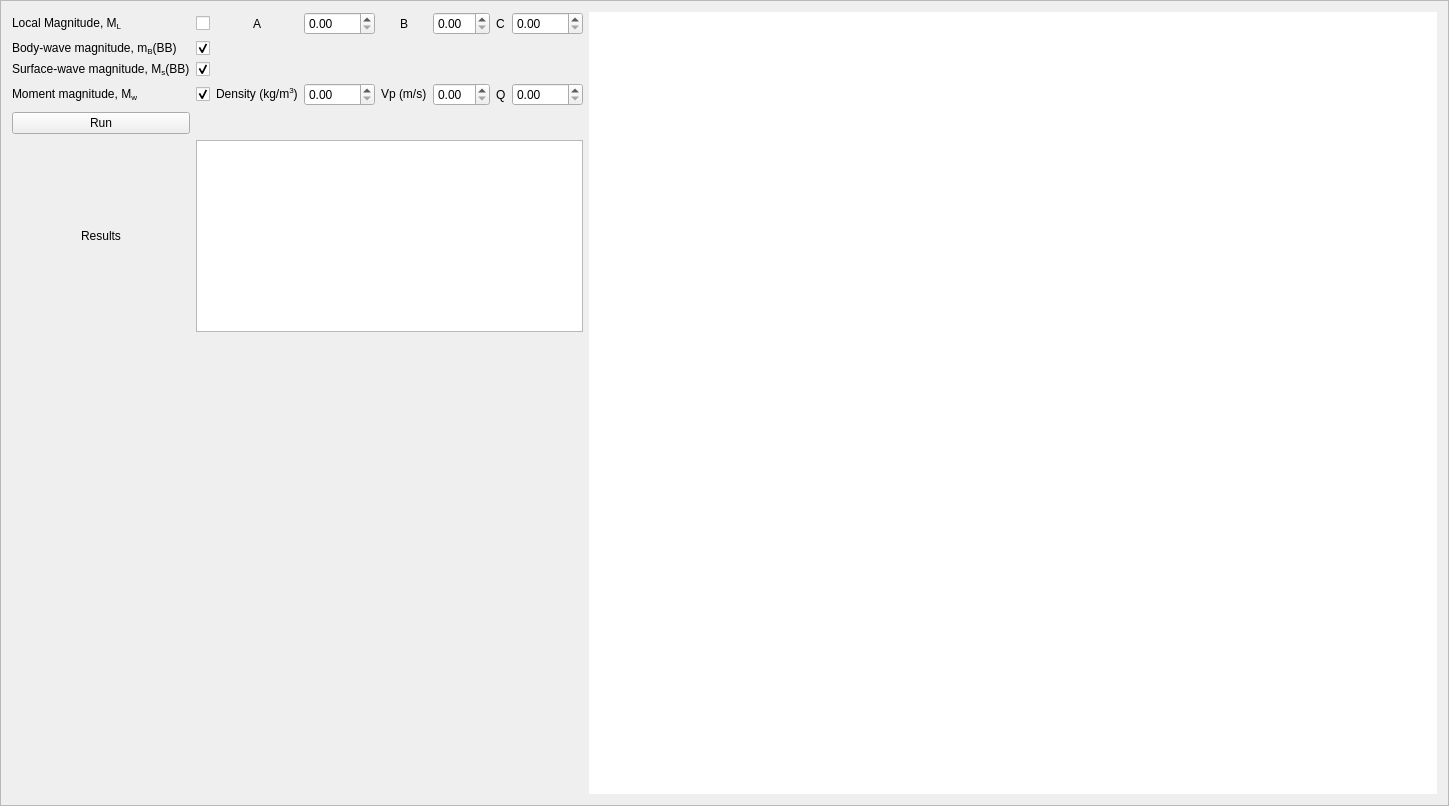
First picture: the form in isp/resources/designer_uis/MagnitudeFrame.ui, repository ProjectISP/ISP, before the edit.
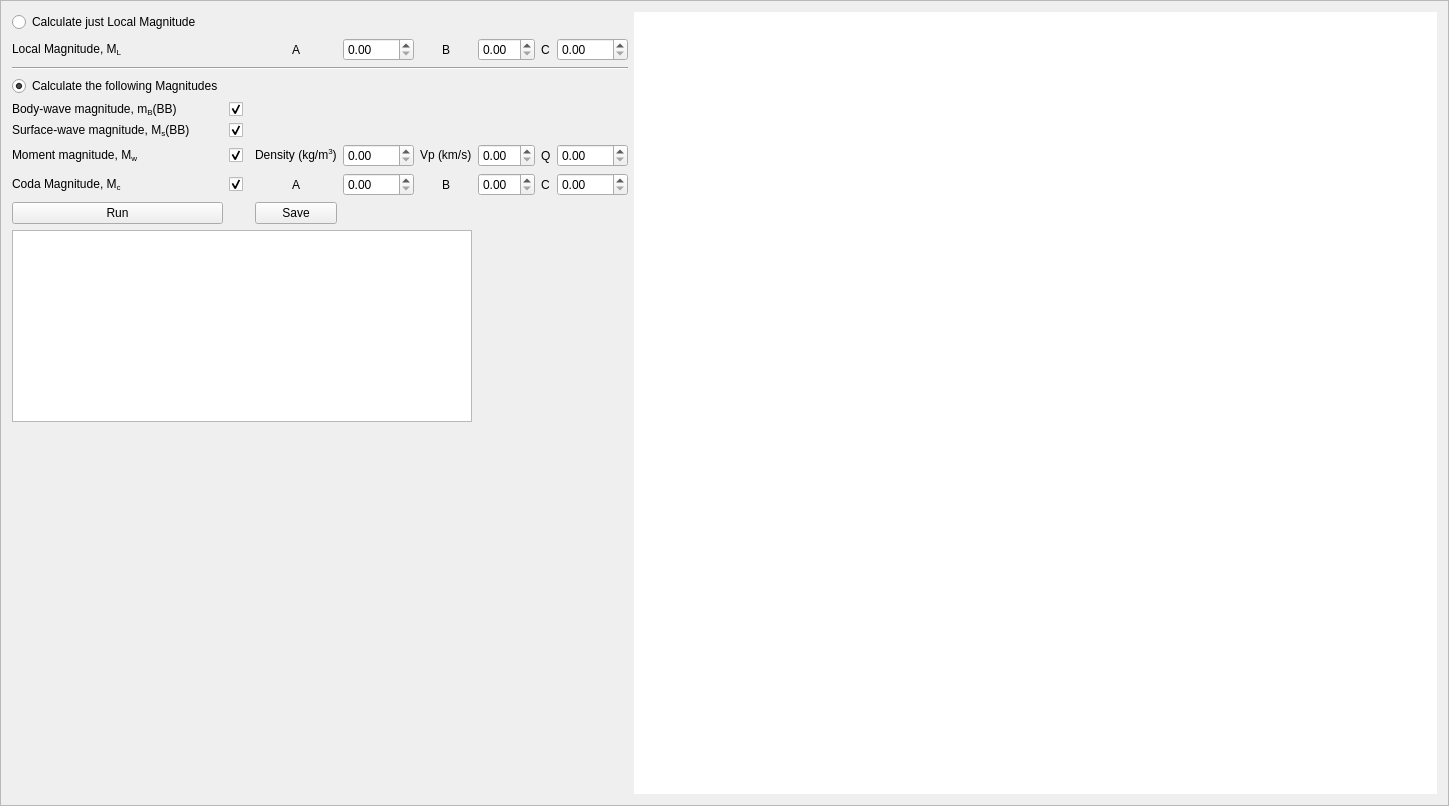
Second picture: the form after the edit.

```diff
--- a/isp/resources/designer_uis/MagnitudeFrame.ui
+++ b/isp/resources/designer_uis/MagnitudeFrame.ui
@@ -22,133 +22,110 @@
   <layout class="QHBoxLayout" name="horizontalLayout" stretch="0,2">
    <item>
     <layout class="QGridLayout" name="gridLayout_2">
-     <item row="4" column="0">
-      <widget class="QPushButton" name="runBtn">
-       <property name="text">
-        <string>Run</string>
-       </property>
-      </widget>
-     </item>
-     <item row="0" column="0">
-      <widget class="QLabel" name="label">
-       <property name="text">
-        <string>&lt;html&gt;&lt;head/&gt;&lt;body&gt;&lt;p&gt;Local Magnitude, M&lt;span style=&quot; vertical-align:sub;&quot;&gt;L&lt;/span&gt;&lt;/p&gt;&lt;/body&gt;&lt;/html&gt;</string>
-       </property>
-      </widget>
-     </item>
-     <item row="0" column="4" alignment="Qt::AlignHCenter">
-      <widget class="QLabel" name="label_4">
-       <property name="sizePolicy">
-        <sizepolicy hsizetype="Fixed" vsizetype="Preferred">
-         <horstretch>0</horstretch>
-         <verstretch>0</verstretch>
-        </sizepolicy>
-       </property>
+     <item row="7" column="5" alignment="Qt::AlignHCenter">
+      <widget class="QLabel" name="label_14">
        <property name="text">
         <string>B</string>
        </property>
       </widget>
      </item>
-     <item row="0" column="5">
-      <widget class="QDoubleSpinBox" name="doubleSpinBox_2"/>
-     </item>
-     <item row="2" column="1">
-      <widget class="QCheckBox" name="checkBox_3">
-       <property name="sizePolicy">
-        <sizepolicy hsizetype="Fixed" vsizetype="Fixed">
-         <horstretch>0</horstretch>
-         <verstretch>0</verstretch>
-        </sizepolicy>
+     <item row="7" column="7" alignment="Qt::AlignHCenter">
+      <widget class="QLabel" name="label_15">
+       <property name="text">
+        <string>C</string>
        </property>
+      </widget>
+     </item>
+     <item row="7" column="6">
+      <widget class="QDoubleSpinBox" name="coefMcBDB"/>
+     </item>
+     <item row="7" column="4">
+      <widget class="QDoubleSpinBox" name="coefMcADB"/>
+     </item>
+     <item row="7" column="3" alignment="Qt::AlignHCenter">
+      <widget class="QLabel" name="label_13">
        <property name="text">
-        <string/>
+        <string>A</string>
        </property>
-       <property name="checked">
-        <bool>true</bool>
+      </widget>
+     </item>
+     <item row="2" column="0" colspan="9">
+      <widget class="Line" name="line">
+       <property name="orientation">
+        <enum>Qt::Horizontal</enum>
        </property>
       </widget>
      </item>
-     <item row="2" column="0">
+     <item row="7" column="8">
+      <widget class="QDoubleSpinBox" name="coefMcCDB"/>
+     </item>
+     <item row="10" column="0">
+      <spacer name="verticalSpacer">
+       <property name="orientation">
+        <enum>Qt::Vertical</enum>
+       </property>
+       <property name="sizeHint" stdset="0">
+        <size>
+         <width>20</width>
+         <height>40</height>
+        </size>
+       </property>
+      </spacer>
+     </item>
+     <item row="5" column="0">
       <widget class="QLabel" name="label_2">
        <property name="text">
         <string>&lt;html&gt;&lt;head/&gt;&lt;body&gt;&lt;p&gt;Surface-wave magnitude, M&lt;span style=&quot; vertical-align:sub;&quot;&gt;s&lt;/span&gt;(BB)&lt;/p&gt;&lt;/body&gt;&lt;/html&gt;</string>
        </property>
       </widget>
      </item>
-     <item row="0" column="6" alignment="Qt::AlignHCenter">
-      <widget class="QLabel" name="label_5">
-       <property name="text">
-        <string>C</string>
-       </property>
-      </widget>
+     <item row="1" column="6">
+      <widget class="QDoubleSpinBox" name="doubleSpinBox_2"/>
      </item>
-     <item row="0" column="1">
-      <widget class="QCheckBox" name="checkBox">
-       <property name="sizePolicy">
-        <sizepolicy hsizetype="Fixed" vsizetype="Fixed">
-         <horstretch>0</horstretch>
-         <verstretch>0</verstretch>
-        </sizepolicy>
-       </property>
+     <item row="8" column="0">
+      <widget class="QPushButton" name="runBtn">
        <property name="text">
-        <string/>
+        <string>Run</string>
        </property>
       </widget>
      </item>
-     <item row="1" column="0">
-      <widget class="QLabel" name="label_6">
-       <property name="text">
-        <string>&lt;html&gt;&lt;head/&gt;&lt;body&gt;&lt;p&gt;Body-wave magnitude, m&lt;span style=&quot; vertical-align:sub;&quot;&gt;B&lt;/span&gt;(BB)&lt;/p&gt;&lt;/body&gt;&lt;/html&gt;</string>
-       </property>
-      </widget>
-     </item>
-     <item row="3" column="1">
-      <widget class="QCheckBox" name="checkBox_4">
-       <property name="sizePolicy">
-        <sizepolicy hsizetype="Fixed" vsizetype="Fixed">
-         <horstretch>0</horstretch>
-         <verstretch>0</verstretch>
-        </sizepolicy>
-       </property>
-       <property name="text">
-        <string/>
-       </property>
-       <property name="checked">
-        <bool>true</bool>
-       </property>
-      </widget>
-     </item>
-     <item row="0" column="2" alignment="Qt::AlignHCenter">
-      <widget class="QLabel" name="label_3">
-       <property name="text">
-        <string>A</string>
-       </property>
-      </widget>
-     </item>
-     <item row="0" column="7">
-      <widget class="QDoubleSpinBox" name="doubleSpinBox_3"/>
-     </item>
-     <item row="0" column="3">
-      <widget class="QDoubleSpinBox" name="doubleSpinBox"/>
-     </item>
-     <item row="3" column="3">
-      <widget class="QDoubleSpinBox" name="densityDB">
-       <property name="maximum">
-        <double>3000.000000000000000</double>
-       </property>
-      </widget>
-     </item>
-     <item row="3" column="5">
-      <widget class="QDoubleSpinBox" name="vpDB"/>
-     </item>
-     <item row="3" column="0">
+     <item row="6" column="0">
       <widget class="QLabel" name="label_7">
        <property name="text">
         <string>&lt;html&gt;&lt;head/&gt;&lt;body&gt;&lt;p&gt;Moment magnitude, M&lt;span style=&quot; vertical-align:sub;&quot;&gt;w&lt;/span&gt;&lt;/p&gt;&lt;/body&gt;&lt;/html&gt;</string>
        </property>
       </widget>
      </item>
-     <item row="3" column="4">
+     <item row="1" column="5" alignment="Qt::AlignHCenter">
+      <widget class="QLabel" name="label_4">
+       <property name="sizePolicy">
+        <sizepolicy hsizetype="Fixed" vsizetype="Preferred">
+         <horstretch>0</horstretch>
+         <verstretch>0</verstretch>
+        </sizepolicy>
+       </property>
+       <property name="text">
+        <string>B</string>
+       </property>
+      </widget>
+     </item>
+     <item row="4" column="1">
+      <widget class="QCheckBox" name="body_waveCB">
+       <property name="sizePolicy">
+        <sizepolicy hsizetype="Fixed" vsizetype="Fixed">
+         <horstretch>0</horstretch>
+         <verstretch>0</verstretch>
+        </sizepolicy>
+       </property>
+       <property name="text">
+        <string/>
+       </property>
+       <property name="checked">
+        <bool>true</bool>
+       </property>
+      </widget>
+     </item>
+     <item row="6" column="5">
       <widget class="QLabel" name="label_9">
        <property name="sizePolicy">
         <sizepolicy hsizetype="Fixed" vsizetype="Preferred">
@@ -157,11 +134,11 @@
         </sizepolicy>
        </property>
        <property name="text">
-        <string>&lt;html&gt;&lt;head/&gt;&lt;body&gt;&lt;p&gt;Vp (m/s)&lt;/p&gt;&lt;/body&gt;&lt;/html&gt;</string>
+        <string>&lt;html&gt;&lt;head/&gt;&lt;body&gt;&lt;p&gt;Vp (km/s)&lt;/p&gt;&lt;/body&gt;&lt;/html&gt;</string>
        </property>
       </widget>
      </item>
-     <item row="3" column="6">
+     <item row="6" column="7">
       <widget class="QLabel" name="label_10">
        <property name="sizePolicy">
         <sizepolicy hsizetype="Fixed" vsizetype="Preferred">
@@ -174,22 +151,75 @@
        </property>
       </widget>
      </item>
-     <item row="3" column="7">
+     <item row="5" column="1">
+      <widget class="QCheckBox" name="surface_waveCB">
+       <property name="sizePolicy">
+        <sizepolicy hsizetype="Fixed" vsizetype="Fixed">
+         <horstretch>0</horstretch>
+         <verstretch>0</verstretch>
+        </sizepolicy>
+       </property>
+       <property name="text">
+        <string/>
+       </property>
+       <property name="checked">
+        <bool>true</bool>
+       </property>
+      </widget>
+     </item>
+     <item row="1" column="0">
+      <widget class="QLabel" name="label">
+       <property name="text">
+        <string>&lt;html&gt;&lt;head/&gt;&lt;body&gt;&lt;p&gt;Local Magnitude, M&lt;span style=&quot; vertical-align:sub;&quot;&gt;L&lt;/span&gt;&lt;/p&gt;&lt;/body&gt;&lt;/html&gt;</string>
+       </property>
+      </widget>
+     </item>
+     <item row="1" column="7" alignment="Qt::AlignHCenter">
+      <widget class="QLabel" name="label_5">
+       <property name="text">
+        <string>C</string>
+       </property>
+      </widget>
+     </item>
+     <item row="6" column="8">
       <widget class="QDoubleSpinBox" name="qualityDB">
        <property name="maximum">
         <double>2000.000000000000000</double>
        </property>
       </widget>
      </item>
-     <item row="3" column="2">
+     <item row="6" column="6">
+      <widget class="QDoubleSpinBox" name="vpDB"/>
+     </item>
+     <item row="6" column="3">
       <widget class="QLabel" name="label_8">
        <property name="text">
         <string>&lt;html&gt;&lt;head/&gt;&lt;body&gt;&lt;p&gt;Density (kg/m&lt;span style=&quot; vertical-align:super;&quot;&gt;3&lt;/span&gt;)&lt;/p&gt;&lt;/body&gt;&lt;/html&gt;</string>
        </property>
       </widget>
      </item>
-     <item row="1" column="1">
-      <widget class="QCheckBox" name="checkBox_2">
+     <item row="6" column="4">
+      <widget class="QDoubleSpinBox" name="densityDB">
+       <property name="maximum">
+        <double>3000.000000000000000</double>
+       </property>
+      </widget>
+     </item>
+     <item row="1" column="4">
+      <widget class="QDoubleSpinBox" name="doubleSpinBox"/>
+     </item>
+     <item row="1" column="8">
+      <widget class="QDoubleSpinBox" name="doubleSpinBox_3"/>
+     </item>
+     <item row="1" column="3" alignment="Qt::AlignHCenter">
+      <widget class="QLabel" name="label_3">
+       <property name="text">
+        <string>A</string>
+       </property>
+      </widget>
+     </item>
+     <item row="6" column="1">
+      <widget class="QCheckBox" name="moment_magnitudeCB">
        <property name="sizePolicy">
         <sizepolicy hsizetype="Fixed" vsizetype="Fixed">
          <horstretch>0</horstretch>
@@ -204,20 +234,48 @@
        </property>
       </widget>
      </item>
-     <item row="6" column="0">
-      <spacer name="verticalSpacer">
-       <property name="orientation">
-        <enum>Qt::Vertical</enum>
+     <item row="4" column="0">
+      <widget class="QLabel" name="label_6">
+       <property name="text">
+        <string>&lt;html&gt;&lt;head/&gt;&lt;body&gt;&lt;p&gt;Body-wave magnitude, m&lt;span style=&quot; vertical-align:sub;&quot;&gt;B&lt;/span&gt;(BB)&lt;/p&gt;&lt;/body&gt;&lt;/html&gt;</string>
        </property>
-       <property name="sizeHint" stdset="0">
-        <size>
-         <width>20</width>
-         <height>40</height>
-        </size>
+      </widget>
+     </item>
+     <item row="7" column="0">
+      <widget class="QLabel" name="label_12">
+       <property name="text">
+        <string>&lt;html&gt;&lt;head/&gt;&lt;body&gt;&lt;p&gt;Coda Magnitude, M&lt;span style=&quot; vertical-align:sub;&quot;&gt;c&lt;/span&gt;&lt;/p&gt;&lt;/body&gt;&lt;/html&gt;</string>
        </property>
-      </spacer>
+      </widget>
      </item>
-     <item row="5" column="1" colspan="7">
+     <item row="7" column="1">
+      <widget class="QCheckBox" name="coda_magnitudeCB">
+       <property name="text">
+        <string/>
+       </property>
+       <property name="checked">
+        <bool>true</bool>
+       </property>
+      </widget>
+     </item>
+     <item row="0" column="0">
+      <widget class="QRadioButton" name="local_magnitudeRB">
+       <property name="text">
+        <string>Calculate just Local Magnitude</string>
+       </property>
+      </widget>
+     </item>
+     <item row="3" column="0">
+      <widget class="QRadioButton" name="magnitudesRB">
+       <property name="text">
+        <string>Calculate the following Magnitudes</string>
+       </property>
+       <property name="checked">
+        <bool>true</bool>
+       </property>
+      </widget>
+     </item>
+     <item row="9" column="0" colspan="6">
       <widget class="QPlainTextEdit" name="magnitudesText">
        <property name="sizePolicy">
         <sizepolicy hsizetype="Preferred" vsizetype="Preferred">
@@ -227,10 +285,10 @@
        </property>
       </widget>
      </item>
-     <item row="5" column="0" alignment="Qt::AlignHCenter">
-      <widget class="QLabel" name="label_11">
+     <item row="8" column="3">
+      <widget class="QPushButton" name="saveBtn">
        <property name="text">
-        <string>Results</string>
+        <string>Save</string>
        </property>
       </widget>
      </item>
```
Left out of the diff: 1 changed line with no effect on the pictures.
